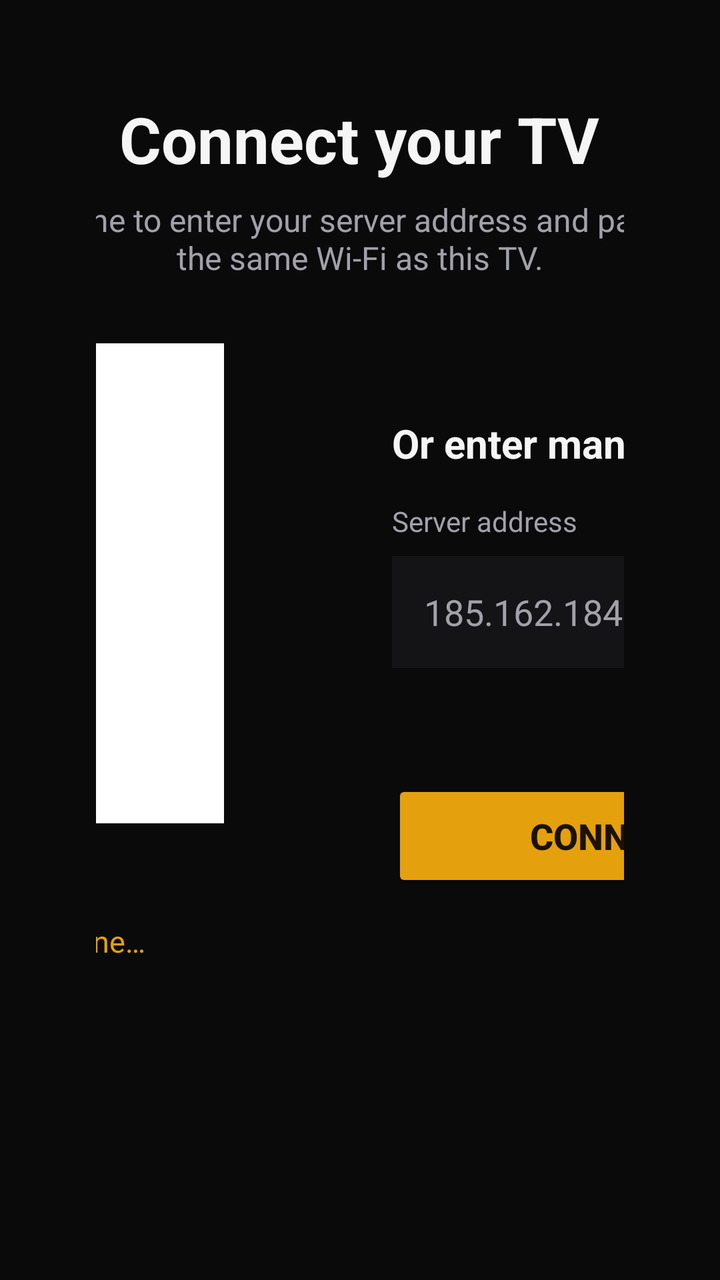
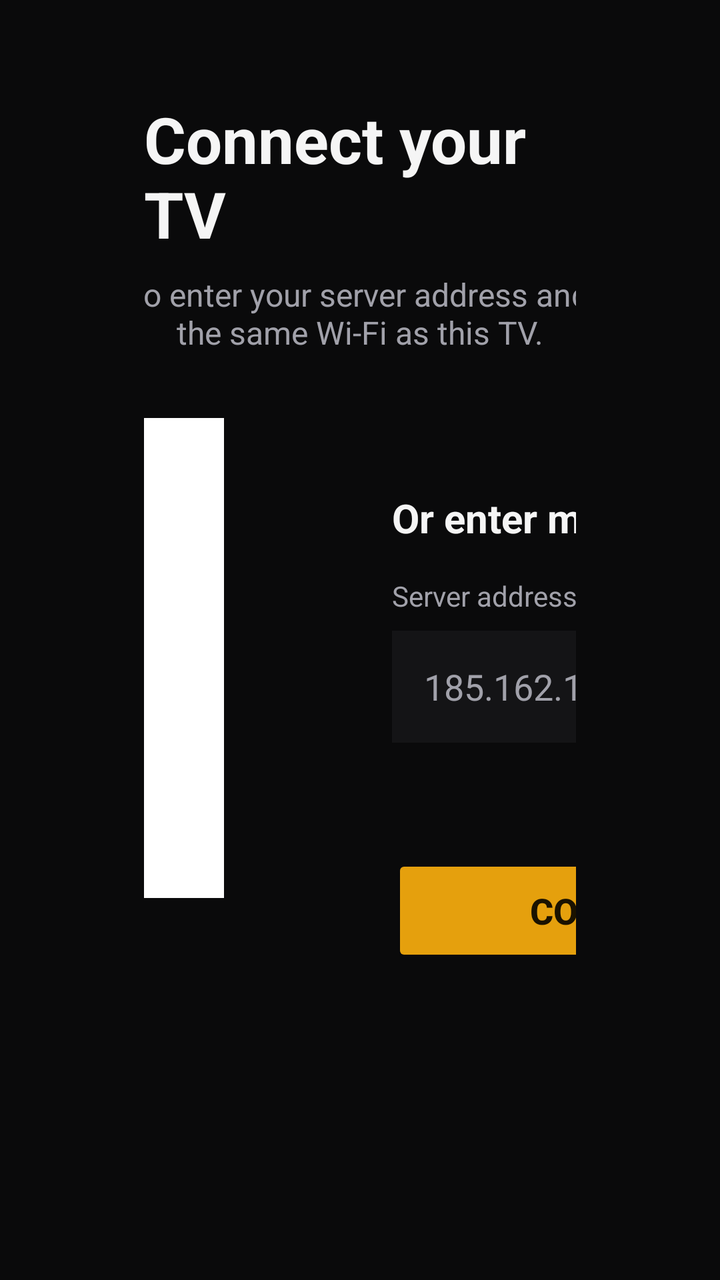

Two renders of the same Android screen: before a commit and after it. Below are the layout's source before the change and the commit's diff.
<!-- AndroidManifest.xml: activity theme Theme.MediaTV -->
<!-- res/layout/activity_setup.xml -->
<?xml version="1.0" encoding="utf-8"?>
<ScrollView xmlns:android="http://schemas.android.com/apk/res/android"
    android:layout_width="match_parent"
    android:layout_height="match_parent"
    android:background="@color/media_background"
    android:fillViewport="true">

    <LinearLayout
        android:layout_width="match_parent"
        android:layout_height="wrap_content"
        android:gravity="center_horizontal"
        android:orientation="vertical"
        android:padding="48dp">

        <TextView
            android:layout_width="wrap_content"
            android:layout_height="wrap_content"
            android:layout_marginBottom="8dp"
            android:text="@string/setup_heading"
            android:textColor="@color/media_text"
            android:textSize="32sp"
            android:textStyle="bold" />

        <TextView
            android:layout_width="720dp"
            android:layout_height="wrap_content"
            android:layout_marginBottom="32dp"
            android:gravity="center"
            android:text="@string/setup_subheading"
            android:textColor="@color/media_text_muted"
            android:textSize="16sp" />

        <LinearLayout
            android:layout_width="720dp"
            android:layout_height="wrap_content"
            android:layout_marginBottom="24dp"
            android:gravity="center_vertical"
            android:orientation="horizontal">

            <LinearLayout
                android:layout_width="0dp"
                android:layout_height="wrap_content"
                android:layout_weight="1"
                android:gravity="center_horizontal"
                android:orientation="vertical">

                <ImageView
                    android:id="@+id/qrCodeImage"
                    android:layout_width="240dp"
                    android:layout_height="240dp"
                    android:background="@android:color/white"
                    android:contentDescription="@string/qr_code_description"
                    android:padding="12dp"
                    android:scaleType="fitCenter" />

                <TextView
                    android:id="@+id/pairingUrlText"
                    android:layout_width="wrap_content"
                    android:layout_height="wrap_content"
                    android:layout_marginTop="16dp"
                    android:gravity="center"
                    android:textColor="@color/media_text_muted"
                    android:textSize="14sp" />

                <TextView
                    android:id="@+id/pairingStatusText"
                    android:layout_width="wrap_content"
                    android:layout_height="wrap_content"
                    android:layout_marginTop="12dp"
                    android:gravity="center"
                    android:minHeight="24dp"
                    android:text="@string/pairing_waiting"
                    android:textColor="@color/media_primary"
                    android:textSize="15sp" />
            </LinearLayout>

            <LinearLayout
                android:layout_width="0dp"
                android:layout_height="wrap_content"
                android:layout_marginStart="32dp"
                android:layout_weight="1"
                android:orientation="vertical">

                <TextView
                    android:layout_width="wrap_content"
                    android:layout_height="wrap_content"
                    android:layout_marginBottom="16dp"
                    android:text="@string/manual_setup_heading"
                    android:textColor="@color/media_text"
                    android:textSize="20sp"
                    android:textStyle="bold" />

                <LinearLayout
                    android:layout_width="match_parent"
                    android:layout_height="wrap_content"
                    android:layout_marginBottom="16dp"
                    android:orientation="horizontal">

                    <LinearLayout
                        android:layout_width="0dp"
                        android:layout_height="wrap_content"
                        android:layout_marginEnd="16dp"
                        android:layout_weight="1"
                        android:orientation="vertical">

                        <TextView
                            android:layout_width="wrap_content"
                            android:layout_height="wrap_content"
                            android:layout_marginBottom="8dp"
                            android:text="@string/host_label"
                            android:textColor="@color/media_text_muted"
                            android:textSize="14sp" />

                        <EditText
                            android:id="@+id/hostInput"
                            android:layout_width="match_parent"
                            android:layout_height="56dp"
                            android:background="@color/media_surface"
                            android:hint="@string/host_hint"
                            android:imeOptions="actionNext"
                            android:inputType="textUri"
                            android:paddingHorizontal="16dp"
                            android:textColor="@color/media_text"
                            android:textColorHint="@color/media_text_muted"
                            android:textSize="18sp" />
                    </LinearLayout>

                    <LinearLayout
                        android:layout_width="120dp"
                        android:layout_height="wrap_content"
                        android:orientation="vertical">

                        <TextView
                            android:layout_width="wrap_content"
                            android:layout_height="wrap_content"
                            android:layout_marginBottom="8dp"
                            android:text="@string/port_label"
                            android:textColor="@color/media_text_muted"
                            android:textSize="14sp" />

                        <EditText
                            android:id="@+id/portInput"
                            android:layout_width="match_parent"
                            android:layout_height="56dp"
                            android:background="@color/media_surface"
                            android:hint="@string/port_hint"
                            android:imeOptions="actionDone"
                            android:inputType="number"
                            android:paddingHorizontal="16dp"
                            android:text="8096"
                            android:textColor="@color/media_text"
                            android:textColorHint="@color/media_text_muted"
                            android:textSize="18sp" />
                    </LinearLayout>
                </LinearLayout>

                <TextView
                    android:id="@+id/statusText"
                    android:layout_width="match_parent"
                    android:layout_height="wrap_content"
                    android:layout_marginBottom="16dp"
                    android:minHeight="24dp"
                    android:textColor="@color/media_error"
                    android:textSize="15sp" />

                <Button
                    android:id="@+id/connectButton"
                    android:layout_width="220dp"
                    android:layout_height="56dp"
                    android:backgroundTint="@color/media_primary"
                    android:text="@string/connect"
                    android:textColor="@color/media_on_primary"
                    android:textSize="18sp"
                    android:textStyle="bold" />
            </LinearLayout>
        </LinearLayout>
    </LinearLayout>
</ScrollView>
<!-- resources referenced by this layout -->
<resources>
  <color name="media_background">#0A0A0B</color>
  <color name="media_error">#F87171</color>
  <color name="media_on_primary">#1A1200</color>
  <color name="media_primary">#E5A00D</color>
  <color name="media_surface">#141416</color>
  <color name="media_text">#F5F5F5</color>
  <color name="media_text_muted">#A1A1AA</color>
  <string name="connect">Connect</string>
  <string name="host_hint">185.162.184.10</string>
  <string name="host_label">Server address</string>
  <string name="manual_setup_heading">Or enter manually</string>
  <string name="pairing_waiting">Waiting for your phone…</string>
  <string name="port_hint">8096</string>
  <string name="port_label">Port</string>
  <string name="qr_code_description">QR code to connect MEDIA! on your phone</string>
  <string name="setup_heading">Connect your TV</string>
  <string name="setup_subheading">Scan the QR code with your phone to enter your server address and password. Your phone must be on the same Wi‑Fi as this TV.</string>
  <style name="Theme.MediaTV" parent="Theme.AppCompat.NoActionBar">
          <item name="android:windowBackground">@color/media_background</item>
          <item name="android:colorBackground">@color/media_background</item>
          <item name="colorPrimary">@color/media_primary</item>
          <item name="colorAccent">@color/media_primary</item>
          <item name="android:textColor">@color/media_text</item>
          <item name="android:textColorPrimary">@color/media_text</item>
          <item name="android:textColorSecondary">@color/media_text_muted</item>
      </style>
</resources>

<!-- the commit's change to res/layout/activity_setup.xml (unified diff, before → after) -->
@@ -10,7 +10,10 @@
         android:layout_height="wrap_content"
         android:gravity="center_horizontal"
         android:orientation="vertical"
-        android:padding="48dp">
+        android:paddingStart="72dp"
+        android:paddingTop="48dp"
+        android:paddingEnd="72dp"
+        android:paddingBottom="48dp">
 
         <TextView
             android:layout_width="wrap_content"
